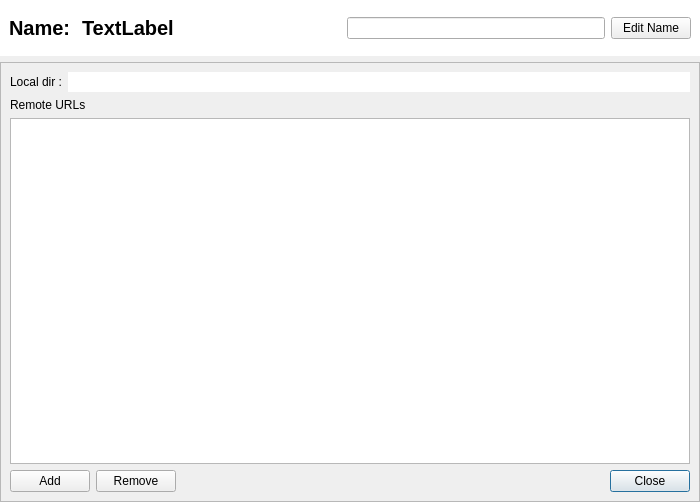
Old version of the form src/RepositoryPropertyDialog.ui in the repository soramimi/Guitar.
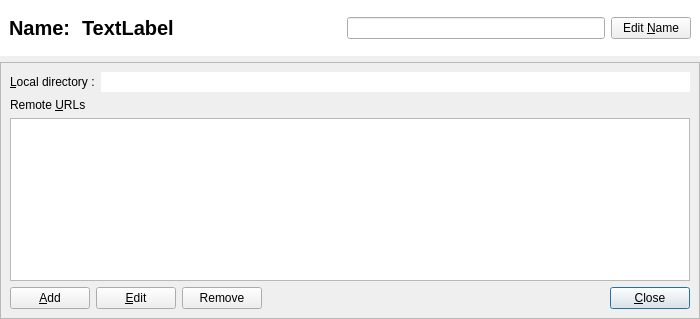
New version of the form. Custom widgets are drawn as their Qt base class.

Commit message: Refactor UI elements for better accessibility and cleanup unused code

What changed in the file:
```diff
--- a/src/RepositoryPropertyDialog.ui
+++ b/src/RepositoryPropertyDialog.ui
@@ -7,7 +7,7 @@
     <x>0</x>
     <y>0</y>
     <width>700</width>
-    <height>502</height>
+    <height>319</height>
    </rect>
   </property>
   <property name="windowTitle">
@@ -102,7 +102,7 @@
            </sizepolicy>
           </property>
           <property name="text">
-           <string>Edit Name</string>
+           <string>Edit &amp;Name</string>
           </property>
          </widget>
         </item>
@@ -134,7 +134,10 @@
         <item row="0" column="0">
          <widget class="QLabel" name="label_2">
           <property name="text">
-           <string>Local dir :</string>
+           <string>&amp;Local directory :</string>
+          </property>
+          <property name="buddy">
+           <cstring>lineEdit_local_dir</cstring>
           </property>
          </widget>
         </item>
@@ -153,7 +156,10 @@
       <item>
        <widget class="QLabel" name="label">
         <property name="text">
-         <string>Remote URLs</string>
+         <string>Remote &amp;URLs</string>
+        </property>
+        <property name="buddy">
+         <cstring>tableWidget</cstring>
         </property>
        </widget>
       </item>
@@ -165,7 +171,14 @@
         <item>
          <widget class="QPushButton" name="pushButton_remote_add">
           <property name="text">
-           <string>Add</string>
+           <string>&amp;Add</string>
+          </property>
+         </widget>
+        </item>
+        <item>
+         <widget class="QPushButton" name="pushButton_remote_edit">
+          <property name="text">
+           <string>&amp;Edit</string>
           </property>
          </widget>
         </item>
@@ -192,7 +205,7 @@
         <item>
          <widget class="QPushButton" name="pushButton_close">
           <property name="text">
-           <string>Close</string>
+           <string>&amp;Close</string>
           </property>
           <property name="default">
            <bool>true</bool>
```
Left out of the diff: 1 changed line with no effect on the pictures. The commit also changes 5 other files.
